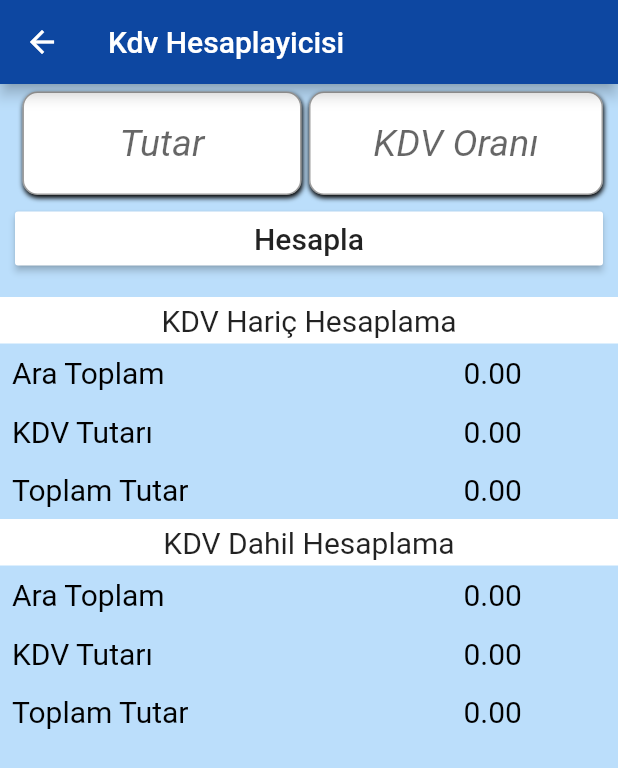
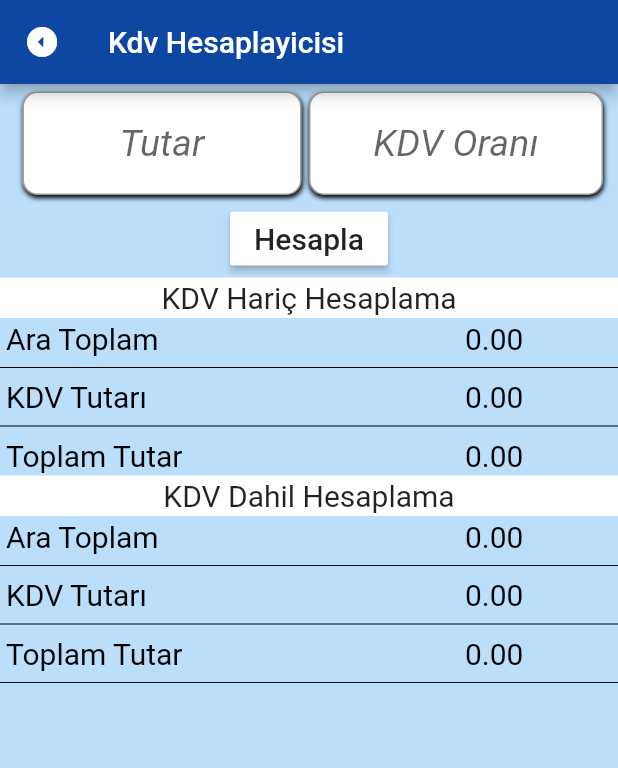
Before and after one commit to batuhansavas-yilmaz/topluhesaplayici, a Flutter app: the screen it shows after launch, after a tap on "Kdv Hesaplayıcı", on a phone screen of 412 x 824 dp. Shown: the top 768 px of the screen. Run offline on Flutter 3.47's test engine with Material 2 defaults, Android fonts, the phone set to English and light mode, and no system bars; our stand-ins replace device_preview.

Commit message:
"toplu hesaplayici  "

```diff
--- a/lib/kdvHesaplayicisi.dart
+++ b/lib/kdvHesaplayicisi.dart
@@ -28,6 +28,17 @@ class KdvHesaplayicisiState extends State<KdvHesaplayicisi> {
   Widget build(BuildContext context) {
     return Scaffold(
       appBar: AppBar(
+        leading: Transform(
+          alignment: FractionalOffset.center,
+          transform: Matrix4.rotationZ(-80.10),
+          child: Container(
+            child: IconButton(
+                icon: Icon(Icons.arrow_drop_down_circle_rounded),
+                onPressed: () {
+                  Navigator.pop(context);
+                }),
+          ),
+        ),
         backgroundColor: Colors.blue[900],
         title: Text("Kdv Hesaplayicisi"),
       ),
@@ -37,7 +48,7 @@ class KdvHesaplayicisiState extends State<KdvHesaplayicisi> {
         mainAxisSize: MainAxisSize.min,
         children: [
           Padding(
-            padding: const EdgeInsets.only(left: 10, right: 10, bottom: 15.0),
+            padding: const EdgeInsets.only(left: 10, right: 10, bottom:2.0),
             child: Column(
               children: [
                 Row(
@@ -46,7 +57,8 @@ class KdvHesaplayicisiState extends State<KdvHesaplayicisi> {
                       child: Padding(
                         padding: const EdgeInsets.all(5.0),
                         child: Container(
-                          decoration: BoxDecoration(boxShadow: [
+                          decoration: BoxDecoration(
+                              boxShadow: [
                                 BoxShadow(
                                     offset: Offset(0.50, 1.85), blurRadius: 2)
                               ],
@@ -102,10 +114,7 @@ class KdvHesaplayicisiState extends State<KdvHesaplayicisi> {
                     ),
                   ],
                 ),
-                Row(
-                  children: [
-                    Expanded(
-                      child: RaisedButton(
+                RaisedButton(
                   color: Colors.white,
                   onPressed: () {
                     setState(() {
@@ -115,8 +124,7 @@ class KdvHesaplayicisiState extends State<KdvHesaplayicisi> {
                       hesapTutar = double.parse(t1.text);
                       hesapOran = double.parse(t2.text);
                       //kdv haric
-                            HarcikenKdvTutari =
-                                (hesapTutar * (hesapOran / 100));
+                      HarcikenKdvTutari = (hesapTutar * (hesapOran / 100));
                       haricTutar = hesapTutar;
                       toplamHaricTutar = HarcikenKdvTutari + haricTutar;
                       //kdvdahil
@@ -131,9 +139,6 @@ class KdvHesaplayicisiState extends State<KdvHesaplayicisi> {
                     style: TextStyle(fontSize: 20),
                   ),
                 ),
-                    )
-                  ],
-                ),
               ],
             ),
           ),
@@ -147,7 +152,7 @@ class KdvHesaplayicisiState extends State<KdvHesaplayicisi> {
                         child: Container(
                           color: Colors.white,
                           child: Padding(
-                            padding: const EdgeInsets.all(4.0),
+                            padding: const EdgeInsets.all(2.0),
                             child: Text(
                               "KDV Hariç Hesaplama",
                               textAlign: TextAlign.center,
@@ -160,16 +165,15 @@ class KdvHesaplayicisiState extends State<KdvHesaplayicisi> {
                   ),
                   Column(
                     children: [
-                      Row(
+                      Padding(
+                        padding: const EdgeInsets.only(left: 4, top: 2),
+                        child: Row(
                           children: [
                             Expanded(
                                 flex: 3,
-                              child: Padding(
-                                padding: const EdgeInsets.all(8.0),
                                 child: Text(
                                   "Ara Toplam",
                                   style: stil,
-                                ),
                                 )),
                             Expanded(
                               child: Text(
@@ -179,16 +183,19 @@ class KdvHesaplayicisiState extends State<KdvHesaplayicisi> {
                             ),
                           ],
                         ),
-                      Row(
+                      ),
+                      Divider(
+                        color: Colors.black,
+                      ),
+                      Padding(
+                        padding: const EdgeInsets.only(left:4,),
+                        child: Row(
                           children: [
                             Expanded(
                                 flex: 3,
-                              child: Padding(
-                                padding: const EdgeInsets.all(8.0),
                                 child: Text(
                                   "KDV Tutarı",
                                   style: stil,
-                                ),
                                 )),
                             Expanded(
                               child: Text(
@@ -198,16 +205,19 @@ class KdvHesaplayicisiState extends State<KdvHesaplayicisi> {
                             ),
                           ],
                         ),
-                      Row(
+                      ),
+                      Divider(
+                        color: Colors.black,
+                      ),
+                      Padding(
+    padding: const EdgeInsets.only(left:4,bottom: 2),
+                        child: Row(
                           children: [
                             Expanded(
                                 flex: 3,
-                              child: Padding(
-                                padding: const EdgeInsets.all(8.0),
                                 child: Text(
                                   "Toplam Tutar",
                                   style: stil,
-                                ),
                                 )),
                             Expanded(
                               child: Text(
@@ -216,6 +226,7 @@ class KdvHesaplayicisiState extends State<KdvHesaplayicisi> {
                               ),
                             ),
                           ],
+                        ),
                       ),
                     ],
                   ),
@@ -229,7 +240,7 @@ class KdvHesaplayicisiState extends State<KdvHesaplayicisi> {
                         child: Container(
                           color: Colors.white,
                           child: Padding(
-                            padding: const EdgeInsets.all(4.0),
+                            padding: const EdgeInsets.all(2.0),
                             child: Text(
                               "KDV Dahil Hesaplama",
                               textAlign: TextAlign.center,
@@ -242,16 +253,15 @@ class KdvHesaplayicisiState extends State<KdvHesaplayicisi> {
                   ),
                   Column(
                     children: [
-                      Row(
+                      Padding(
+                        padding: const EdgeInsets.only(left: 4, top: 2),
+                        child: Row(
                           children: [
                             Expanded(
                                 flex: 3,
-                              child: Padding(
-                                padding: const EdgeInsets.all(8.0),
                                 child: Text(
                                   "Ara Toplam",
                                   style: stil,
-                                ),
                                 )),
                             Expanded(
                               child: Text(
@@ -261,16 +271,19 @@ class KdvHesaplayicisiState extends State<KdvHesaplayicisi> {
                             ),
                           ],
                         ),
-                      Row(
+                      ),
+                      Divider(
+                        color: Colors.black,
+                      ),
+                      Padding(
+                        padding: const EdgeInsets.only(left: 4),
+                        child: Row(
                           children: [
                             Expanded(
                                 flex: 3,
-                              child: Padding(
-                                padding: const EdgeInsets.all(8.0),
                                 child: Text(
                                   "KDV Tutarı",
                                   style: stil,
-                                ),
                                 )),
                             Expanded(
                               child: Text(
@@ -280,16 +293,19 @@ class KdvHesaplayicisiState extends State<KdvHesaplayicisi> {
                             ),
                           ],
                         ),
-                      Row(
+                      ),
+                      Divider(
+                        color: Colors.black,
+                      ),
+                      Padding(
+                        padding: const EdgeInsets.only(left: 4),
+                        child: Row(
                           children: [
                             Expanded(
                                 flex: 3,
-                              child: Padding(
-                                padding: const EdgeInsets.all(8.0),
                                 child: Text(
                                   "Toplam Tutar",
                                   style: stil,
-                                ),
                                 )),
                             Expanded(
                               child: Text(
@@ -298,6 +314,10 @@ class KdvHesaplayicisiState extends State<KdvHesaplayicisi> {
                               ),
                             ),
                           ],
+                        ),
+                      ),
+                      Divider(
+                        color: Colors.black,
                       ),
                     ],
                   ),
--- a/lib/main.dart
+++ b/lib/main.dart
@@ -1,4 +1,6 @@
+import 'package:device_preview/device_preview.dart';
 import 'package:flutter/cupertino.dart';
+import 'package:flutter/foundation.dart';
 import 'package:flutter/material.dart';
 import 'package:toplu_hesaplayici/kdvHesaplayicisi.dart';
 import 'package:toplu_hesaplayici/vucutKitleEndeksi.dart';
@@ -10,9 +12,14 @@ void main() {
 class MyApp extends StatelessWidget {
   @override
   Widget build(BuildContext context) {
-    return MaterialApp(
-      debugShowCheckedModeBanner: false,
-      home: HomePage(),
+    return DevicePreview(
+      enabled: !kReleaseMode,
+      builder: (context) => MaterialApp(
+        locale: DevicePreview.of(context).locale,
+        builder: DevicePreview.appBuilder,
+        debugShowCheckedModeBanner: false,
+        home: HomePage(),
+      ),
     );
   }
 }
@@ -31,9 +38,9 @@ class _HomePageState extends State<HomePage> {
           backgroundColor: Colors.blue[900],
           title: Text("Hesaplayici"),
           centerTitle: true,
-          leading: GestureDetector(
-            child: Icon(Icons.info),
-            onTap: () {
+          leading: IconButton(
+            icon: Icon(Icons.info),
+            onPressed: () {
               showCupertinoModalPopup(
                   context: context,
                   builder: (context) => AlertDialog(
@@ -44,14 +51,12 @@ class _HomePageState extends State<HomePage> {
         ),
         body: GridView.count(
           crossAxisCount: 2,
-
           crossAxisSpacing: 20,
           children: [
             Padding(
               padding: const EdgeInsets.all(10.0),
               child: RaisedButton(
                 color: Colors.white,
-
                 onPressed: () {
                   Navigator.push(
                       context,
@@ -61,8 +66,15 @@ class _HomePageState extends State<HomePage> {
                 child: Column(
                   mainAxisAlignment: MainAxisAlignment.center,
                   children: [
-                    Image(image: AssetImage("assets/percentage.png"),height: 70,),
-                    Text("Kdv Hesaplayıcı",style: TextStyle(fontSize: 20),textAlign: TextAlign.center,)
+                    Image(
+                      image: AssetImage("assets/percentage.png"),
+                      height: 70,
+                    ),
+                    Text(
+                      "Kdv Hesaplayıcı",
+                      style: TextStyle(fontSize: 18),
+                      textAlign: TextAlign.center,
+                    )
                   ],
                 ),
               ),
@@ -71,24 +83,27 @@ class _HomePageState extends State<HomePage> {
               padding: const EdgeInsets.all(10.0),
               child: RaisedButton(
                 color: Colors.white,
+                onPressed: () {
 
-                onPressed: () {
-                  Navigator.push(
-                      context,
-                      CupertinoPageRoute(
-                          builder: (context) => KitleEndeksi()));
+                  Navigator.push(context,
+                      CupertinoPageRoute(builder: (context) => KitleEndeksi()));
                 },
                 child: Column(
                   mainAxisAlignment: MainAxisAlignment.center,
                   children: [
-                    Image(image: AssetImage("assets/love.png"),height: 70,),
-                    Text("Vücut Kitle Endekssi",style: TextStyle(fontSize: 20),textAlign: TextAlign.center,)
+                    Image(
+                      image: AssetImage("assets/love.png"),
+                      height: 70,
+                    ),
+                    Text(
+                      "Vücut Kitle Endeksi",
+                      style: TextStyle(fontSize: 18),
+                      textAlign: TextAlign.center,
+                    )
                   ],
                 ),
               ),
             ),
-
-
           ],
         ));
   }
--- a/pubspec.yaml
+++ b/pubspec.yaml
@@ -23,7 +23,7 @@ environment:
 dependencies:
   flutter:
     sdk: flutter
-
+  device_preview: ^0.4.8
 
   # The following adds the Cupertino Icons font to your application.
   # Use with the CupertinoIcons class for iOS style icons.
```
Also changed, not shown: lib/endeksYorum.dart (added, +23 -0 lines), lib/vucutKitleEndeksi.dart (+56 -19 lines), pubspec.lock. Lines whose indentation alone changed are shown as unchanged.
